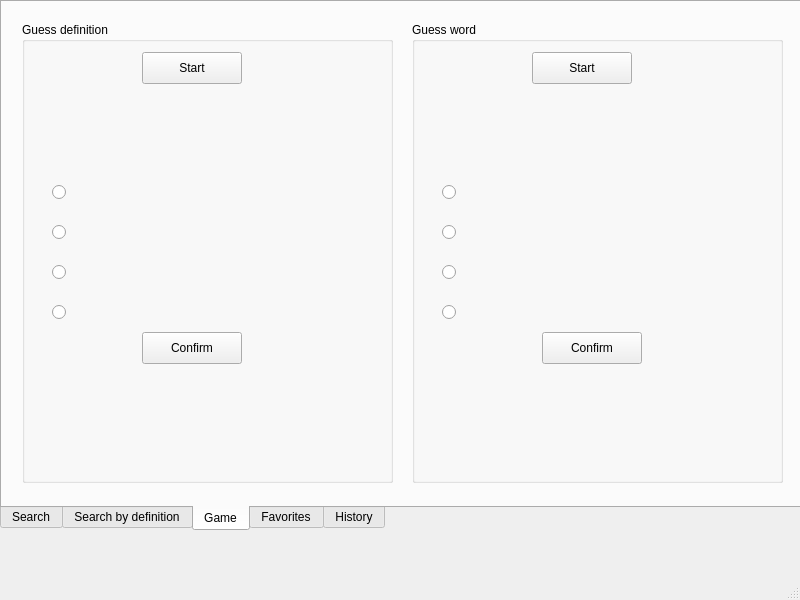
viettungvuong/CS163, file mainwindow.ui: the form before one commit.
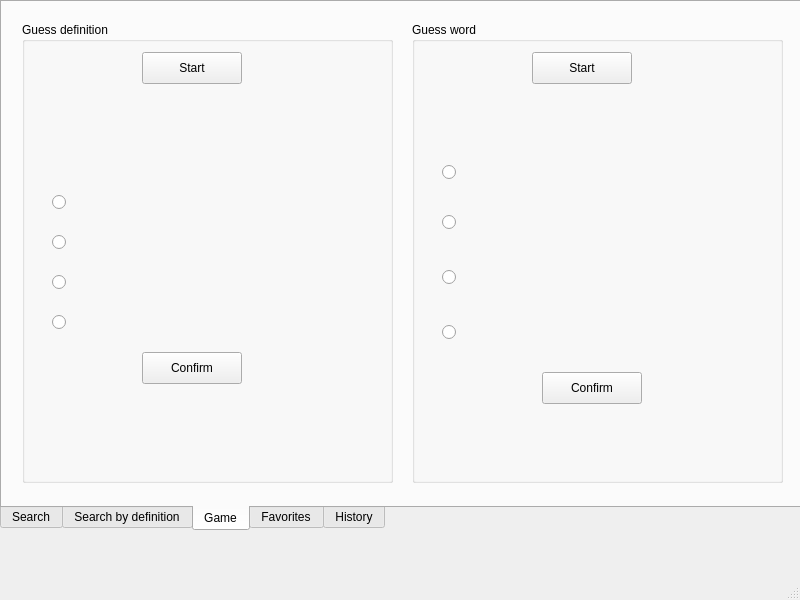
The form after the commit. The open tabs and pages were chosen to show the change.

```diff
--- a/mainwindow.ui
+++ b/mainwindow.ui
@@ -397,8 +397,8 @@
         <rect>
          <x>30</x>
          <y>160</y>
-         <width>99</width>
-         <height>20</height>
+         <width>331</width>
+         <height>41</height>
         </rect>
        </property>
        <property name="text">
@@ -410,8 +410,8 @@
         <rect>
          <x>30</x>
          <y>200</y>
-         <width>99</width>
-         <height>20</height>
+         <width>321</width>
+         <height>41</height>
         </rect>
        </property>
        <property name="text">
@@ -423,8 +423,8 @@
         <rect>
          <x>30</x>
          <y>240</y>
-         <width>99</width>
-         <height>20</height>
+         <width>321</width>
+         <height>41</height>
         </rect>
        </property>
        <property name="text">
@@ -436,8 +436,8 @@
         <rect>
          <x>30</x>
          <y>280</y>
-         <width>99</width>
-         <height>20</height>
+         <width>321</width>
+         <height>41</height>
         </rect>
        </property>
        <property name="text">
@@ -461,20 +461,23 @@
        <property name="geometry">
         <rect>
          <x>20</x>
-         <y>350</y>
+         <y>370</y>
          <width>331</width>
-         <height>91</height>
+         <height>71</height>
         </rect>
        </property>
        <property name="text">
         <string/>
        </property>
+       <property name="wordWrap">
+        <bool>true</bool>
+       </property>
       </widget>
       <widget class="QPushButton" name="pushButton_7">
        <property name="geometry">
         <rect>
          <x>120</x>
-         <y>310</y>
+         <y>330</y>
          <width>100</width>
          <height>32</height>
         </rect>
@@ -513,9 +516,9 @@
        <property name="geometry">
         <rect>
          <x>30</x>
-         <y>160</y>
-         <width>99</width>
-         <height>20</height>
+         <y>120</y>
+         <width>21</width>
+         <height>61</height>
         </rect>
        </property>
        <property name="text">
@@ -526,9 +529,9 @@
        <property name="geometry">
         <rect>
          <x>30</x>
-         <y>200</y>
-         <width>99</width>
-         <height>20</height>
+         <y>170</y>
+         <width>16</width>
+         <height>61</height>
         </rect>
        </property>
        <property name="text">
@@ -539,9 +542,9 @@
        <property name="geometry">
         <rect>
          <x>30</x>
-         <y>240</y>
-         <width>99</width>
-         <height>20</height>
+         <y>230</y>
+         <width>16</width>
+         <height>51</height>
         </rect>
        </property>
        <property name="text">
@@ -552,9 +555,9 @@
        <property name="geometry">
         <rect>
          <x>30</x>
-         <y>280</y>
-         <width>99</width>
-         <height>20</height>
+         <y>290</y>
+         <width>21</width>
+         <height>41</height>
         </rect>
        </property>
        <property name="text">
@@ -573,25 +576,31 @@
        <property name="text">
         <string/>
        </property>
+       <property name="wordWrap">
+        <bool>true</bool>
+       </property>
       </widget>
       <widget class="QLabel" name="answer2">
        <property name="geometry">
         <rect>
          <x>20</x>
-         <y>350</y>
+         <y>390</y>
          <width>331</width>
-         <height>91</height>
+         <height>51</height>
         </rect>
        </property>
        <property name="text">
         <string/>
        </property>
+       <property name="wordWrap">
+        <bool>true</bool>
+       </property>
       </widget>
       <widget class="QPushButton" name="pushButton_6">
        <property name="geometry">
         <rect>
          <x>130</x>
-         <y>310</y>
+         <y>350</y>
          <width>100</width>
          <height>32</height>
         </rect>
@@ -600,6 +609,106 @@
         <string>Confirm</string>
        </property>
       </widget>
+      <widget class="QLabel" name="answer1">
+       <property name="geometry">
+        <rect>
+         <x>70</x>
+         <y>130</y>
+         <width>281</width>
+         <height>51</height>
+        </rect>
+       </property>
+       <property name="font">
+        <font>
+         <family>Arial</family>
+         <pointsize>10</pointsize>
+        </font>
+       </property>
+       <property name="text">
+        <string/>
+       </property>
+       <property name="alignment">
+        <set>Qt::AlignCenter</set>
+       </property>
+       <property name="wordWrap">
+        <bool>true</bool>
+       </property>
+      </widget>
+      <widget class="QLabel" name="answer1_2">
+       <property name="geometry">
+        <rect>
+         <x>70</x>
+         <y>180</y>
+         <width>281</width>
+         <height>51</height>
+        </rect>
+       </property>
+       <property name="font">
+        <font>
+         <family>Arial</family>
+         <pointsize>10</pointsize>
+        </font>
+       </property>
+       <property name="text">
+        <string/>
+       </property>
+       <property name="alignment">
+        <set>Qt::AlignCenter</set>
+       </property>
+       <property name="wordWrap">
+        <bool>true</bool>
+       </property>
+      </widget>
+      <widget class="QLabel" name="answer1_3">
+       <property name="geometry">
+        <rect>
+         <x>70</x>
+         <y>230</y>
+         <width>281</width>
+         <height>51</height>
+        </rect>
+       </property>
+       <property name="font">
+        <font>
+         <family>Arial</family>
+         <pointsize>10</pointsize>
+        </font>
+       </property>
+       <property name="text">
+        <string/>
+       </property>
+       <property name="alignment">
+        <set>Qt::AlignCenter</set>
+       </property>
+       <property name="wordWrap">
+        <bool>true</bool>
+       </property>
+      </widget>
+      <widget class="QLabel" name="answer1_4">
+       <property name="geometry">
+        <rect>
+         <x>70</x>
+         <y>290</y>
+         <width>281</width>
+         <height>51</height>
+        </rect>
+       </property>
+       <property name="font">
+        <font>
+         <family>Arial</family>
+         <pointsize>10</pointsize>
+        </font>
+       </property>
+       <property name="text">
+        <string/>
+       </property>
+       <property name="alignment">
+        <set>Qt::AlignCenter</set>
+       </property>
+       <property name="wordWrap">
+        <bool>true</bool>
+       </property>
+      </widget>
      </widget>
     </widget>
     <widget class="QWidget" name="tab_3">
```
Left out of the diff: 5 changed lines with no effect on the pictures.
